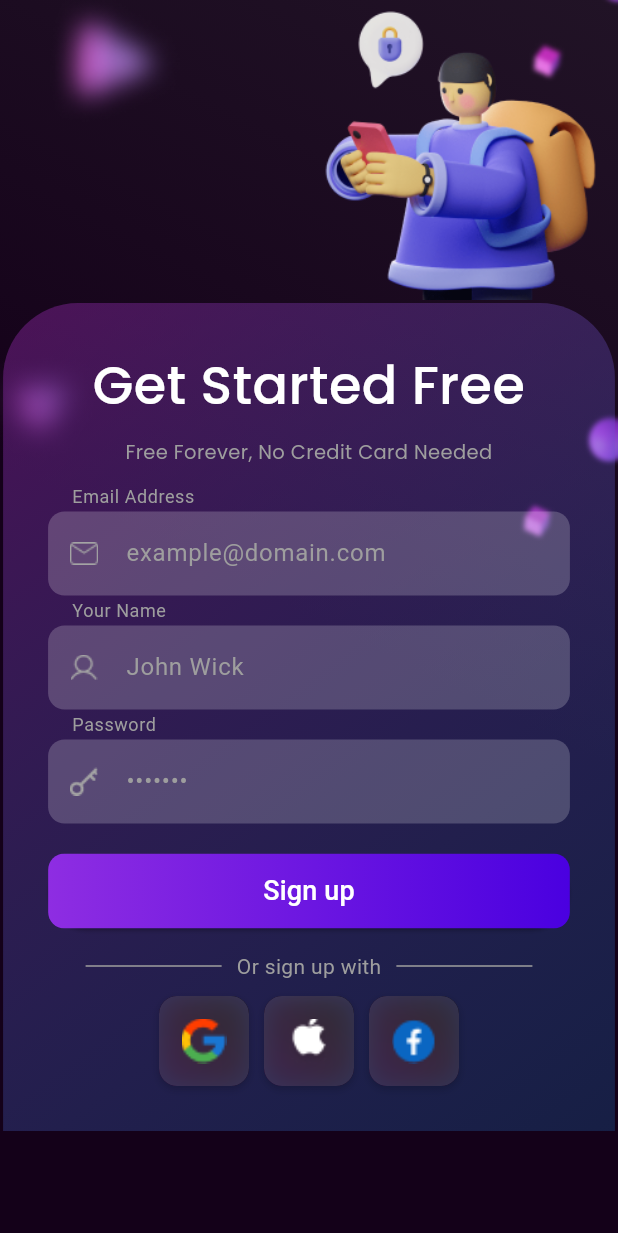
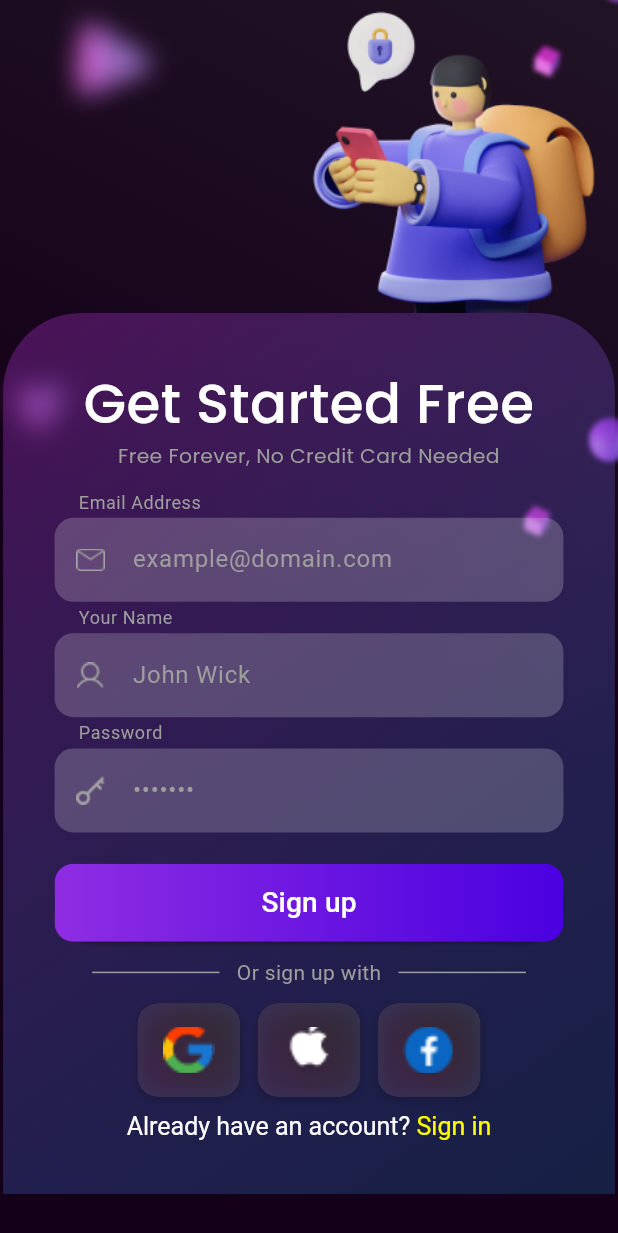
Before and after one commit to ameerhamxa1811/firebase_project_auth, a Flutter app: the SignupScreen screen opened directly, on a phone screen of 412 x 824 dp. Shown: the top 1233 px of the screen. Run offline on Flutter 3.47's test engine with Material 3 defaults, Android fonts, the phone set to English and light mode, and no system bars; our stand-ins replace cloud_firestore, firebase_auth, firebase_core, firebase_storage, flutter_screenutil, google_sign_in and 2 more; accounts and stored records are empty.

Commit message:
final changes

```diff
--- a/lib/presentation/signup_screen/provider/signup_provider.dart
+++ b/lib/presentation/signup_screen/provider/signup_provider.dart
@@ -10,6 +10,8 @@ import '../../login_screen/signin_screen.dart';
 class SignUpProvider extends ChangeNotifier {
   final LocalStorage _localStorage = LocalStorage();
   final FirebaseAuth _auth = FirebaseAuth.instance;
+
+  String get photoUrl => "";
 
   Future<String> signupUser({
     required String name,
@@ -57,7 +59,7 @@ class SignUpProvider extends ChangeNotifier {
         });
 
         // Save the user details in local storage
-        await _localStorage.saveUserDetails(name, email, userCredential.user!.uid);
+        await _localStorage.saveUserDetails(name, email, userCredential.user!.uid, photoUrl);
 
         // Show a snack bar with a message
         ScaffoldMessenger.of(context).showSnackBar(
--- a/lib/presentation/signup_screen/signup_screen.dart
+++ b/lib/presentation/signup_screen/signup_screen.dart
@@ -1,11 +1,14 @@
 import 'dart:ui';
 
+import 'package:flutter/gestures.dart';
 import 'package:flutter/material.dart';
+import 'package:flutter_screenutil/flutter_screenutil.dart';
 import 'package:provider/provider.dart';
 import '../../widgets/custom_button.dart';
 import '../../widgets/custom_textformfield.dart';
 import '../../widgets/customtextfield.dart';
 import '../../widgets/social_button_row.dart';
+import '../login_screen/provider/signin_provider.dart';
 import '../login_screen/signin_screen.dart';
 import '../signup_screen/provider/signup_provider.dart';
 
@@ -65,6 +68,9 @@ class _SignupScreenState extends State<SignupScreen> {
 
   @override
   Widget build(BuildContext context) {
+
+    final provider = Provider.of<SignInProvider>(context);
+
     return Padding(
       padding: EdgeInsets.only(
         bottom: MediaQuery.of(context).viewInsets.bottom,
@@ -105,11 +111,10 @@ class _SignupScreenState extends State<SignupScreen> {
                               Image.asset(
                                 'assets/images/sign_up_ilustration.png',
                                 fit: BoxFit.fill,
-                                height: 200,
+                                height: 200.h,
                               ),
                             ],
                           ),
-                          const SizedBox(height: 2),
                           // Form Container
                           Container(
                             width: MediaQuery.of(context).size.width * 0.99,
@@ -122,13 +127,13 @@ class _SignupScreenState extends State<SignupScreen> {
                                 begin: Alignment.topLeft,
                                 end: Alignment.bottomRight,
                               ),
-                              borderRadius: const BorderRadius.only(
-                                topLeft: Radius.circular(50),
-                                topRight: Radius.circular(50),
+                              borderRadius: BorderRadius.only(
+                                topLeft: Radius.circular(50.r),
+                                topRight: Radius.circular(50.r),
                               ),
                             ),
                             child: Padding(
-                              padding: const EdgeInsets.all(30.0),
+                              padding: const EdgeInsets.all(30.0).w,
                               child: Form(
                                 key: _formKey,
                                 child: Column(
@@ -139,31 +144,30 @@ class _SignupScreenState extends State<SignupScreen> {
                                       fontFamily: 'Poppins',
                                       fontWeight: FontWeight.w500,
                                       color: Colors.white,
-                                      fontSize: 35,
+                                      fontSize: 35.sp,
                                     ),
-                                    const SizedBox(height: 10),
                                     CustomTextField(
                                       text: 'Free Forever, No Credit Card Needed',
                                       fontFamily: 'Poppins',
                                       fontWeight: FontWeight.w400,
                                       color: Colors.grey,
-                                      fontSize: 13,
+                                      fontSize: 13.sp,
                                     ),
-                                    const SizedBox(height: 30),
+                                    SizedBox(height: 30.h),
                                     CustomTextFormField(
                                       label: 'Email Address',
                                       hintText: 'example@domain.com',
                                       iconPath: 'assets/images/mail_icon.png',
                                       controller: emailController,
                                     ),
-                                    const SizedBox(height: 20),
+                                    SizedBox(height: 20.h),
                                     CustomTextFormField(
                                       label: 'Your Name',
                                       hintText: 'John Wick',
                                       iconPath: 'assets/images/name_icon.png',
                                       controller: nameController,
                                     ),
-                                    const SizedBox(height: 20),
+                                    SizedBox(height: 20.h),
                                     CustomTextFormField(
                                       label: 'Password',
                                       hintText: '•••••••',
@@ -171,7 +175,7 @@ class _SignupScreenState extends State<SignupScreen> {
                                       obscureText: true,
                                       controller: passwordController,
                                     ),
-                                    const SizedBox(height: 20),
+                                    SizedBox(height: 20.h),
                                     isLoading
                                         ? const Center(
                                       child: CircularProgressIndicator(),
@@ -182,7 +186,7 @@ class _SignupScreenState extends State<SignupScreen> {
                                     ),
                                     if (errorMessage.isNotEmpty)
                                       Padding(
-                                        padding: const EdgeInsets.only(top: 10.0),
+                                        padding: const EdgeInsets.only(top: 10.0).r,
                                         child: Text(
                                           errorMessage,
                                           style: const TextStyle(
@@ -191,7 +195,7 @@ class _SignupScreenState extends State<SignupScreen> {
                                           ),
                                         ),
                                       ),
-                                    const SizedBox(height: 15),
+                                    SizedBox(height: 10.h),
                                     Row(
                                       children: [
                                         const Expanded(
@@ -201,12 +205,12 @@ class _SignupScreenState extends State<SignupScreen> {
                                             indent: 25,
                                           ),
                                         ),
-                                        const SizedBox(width: 10),
+                                        SizedBox(width: 10.w),
                                         const Text(
                                           'Or sign up with',
                                           style: TextStyle(color: Colors.grey),
                                         ),
-                                        const SizedBox(width: 10),
+                                        SizedBox(width: 10.w),
                                         const Expanded(
                                           child: Divider(
                                             color: Colors.grey,
@@ -216,12 +220,37 @@ class _SignupScreenState extends State<SignupScreen> {
                                         ),
                                       ],
                                     ),
-                                    const SizedBox(height: 10),
+                                    SizedBox(height: 10.h),
                                     SocialButtonRow(
-                                      onGooglePressed: () {},
+                                      onGooglePressed: () {
+                                        provider.signInWithGoogle(context);
+                                      },
                                       onApplePressed: () {},
                                       onFacebookPressed: () {},
                                     ),
+                                    SizedBox(height: 10.h,),
+                                    Center(
+                                        child: RichText(
+                                            text: TextSpan(
+                                                text: "Already have an account? ",
+                                                style: TextStyle(fontSize: 16.sp, color: Colors.white),
+                                                children: [
+                                                  TextSpan(
+                                                    text: 'Sign in',
+                                                    style: TextStyle(fontSize: 16.sp, color: Colors.yellowAccent),
+                                                    recognizer: TapGestureRecognizer()
+                                                      ..onTap = () {
+                                                        // Navigate to the SignupScreen
+                                                        Navigator.push(
+                                                          context,
+                                                          MaterialPageRoute(builder: (context) => SignInScreen()),
+                                                        );
+                                                      },
+                                                  )
+                                                ]
+                                            )
+                                        )
+                                    )
                                   ],
                                 ),
                               ),
--- a/lib/widgets/custom_button.dart
+++ b/lib/widgets/custom_button.dart
@@ -1,4 +1,5 @@
 import 'package:flutter/material.dart';
+import 'package:flutter_screenutil/flutter_screenutil.dart';
 
 class CustomButton extends StatelessWidget {
   final String text;
@@ -15,7 +16,7 @@ class CustomButton extends StatelessWidget {
         backgroundColor: Colors.transparent,
         padding: EdgeInsets.zero,
         shape: RoundedRectangleBorder(
-          borderRadius: BorderRadius.circular(25.0),
+          borderRadius: BorderRadius.circular(25.0).w,
         ),
       ),
       child: Ink(
@@ -25,12 +26,12 @@ class CustomButton extends StatelessWidget {
             begin: Alignment.centerLeft,
             end: Alignment.centerRight,
           ),
-          borderRadius: BorderRadius.circular(11.0),
+          borderRadius: BorderRadius.circular(11.0).w,
         ),
         child: Container(
-          padding: EdgeInsets.symmetric(vertical: 12),
+          padding: EdgeInsets.symmetric(vertical: 12).r,
           alignment: Alignment.center,
-          child: Text(text, style: TextStyle(color: Colors.white, fontSize: 18)),
+          child: Text(text, style: TextStyle(color: Colors.white, fontSize: 18.sp)),
         ),
       ),
     );
--- a/lib/widgets/custom_textformfield.dart
+++ b/lib/widgets/custom_textformfield.dart
@@ -1,4 +1,5 @@
 import 'package:flutter/material.dart';
+import 'package:flutter_screenutil/flutter_screenutil.dart';
 
 class CustomTextFormField extends StatelessWidget {
   final String label;
@@ -27,7 +28,7 @@ class CustomTextFormField extends StatelessWidget {
       onChanged: onChanged,
       decoration: InputDecoration(
         label: Padding(
-          padding: EdgeInsets.only(bottom: 25),
+          padding: EdgeInsets.only(bottom: 25).r,
           child: Text(label),
         ),
         labelStyle: const TextStyle(color: Colors.grey),
@@ -35,17 +36,17 @@ class CustomTextFormField extends StatelessWidget {
         hintText: hintText,
         hintStyle: const TextStyle(color: Colors.grey),
         prefixIcon: Padding(
-          padding: const EdgeInsets.all(10.0),
+          padding: const EdgeInsets.all(10.0).w,
           child: Image.asset(
             iconPath,
-            width: 20,
-            height: 20,
+            width: 20.w,
+            height: 20.h,
           ),
         ),
         filled: true,
         fillColor: const Color(0x33FFFFFF),
         border: OutlineInputBorder(
-          borderRadius: BorderRadius.circular(11.0),
+          borderRadius: BorderRadius.circular(11.0).w,
           borderSide: BorderSide.none,
         ),
       ),
--- a/lib/widgets/social_button_row.dart
+++ b/lib/widgets/social_button_row.dart
@@ -1,6 +1,7 @@
 import 'dart:ui';
 
 import 'package:flutter/material.dart';
+import 'package:flutter_screenutil/flutter_screenutil.dart';
 
 class SocialButtonRow extends StatelessWidget {
   final VoidCallback onGooglePressed;
@@ -23,12 +24,12 @@ class SocialButtonRow extends StatelessWidget {
           imagePath: 'assets/images/google_image.png',
           onPressed: onGooglePressed,
         ),
-        const SizedBox(width: 10),
+        SizedBox(width: 10.w),
         SocialButton(
           imagePath: 'assets/images/apple_image.png',
           onPressed: onApplePressed,
         ),
-        const SizedBox(width: 10),
+        SizedBox(width: 10.w),
         SocialButton(
           imagePath: 'assets/images/facebook_image.png',
           onPressed: onFacebookPressed,
@@ -49,37 +50,37 @@ class SocialButton extends StatelessWidget {
     return GestureDetector(
       onTap: onPressed,
       child: Container(
-        width: 60,
-        height: 60,
+        width: 60.w,
+        height: 60.h,
         decoration: BoxDecoration(
           gradient: LinearGradient(
             begin: Alignment.topRight,
             end: Alignment.bottomLeft,
             colors: [Color(0xFF181419), Color(0xFF2b0a37)],
           ),
-          borderRadius: BorderRadius.circular(12),
+          borderRadius: BorderRadius.circular(12).w,
           boxShadow: [
             BoxShadow(
               color: Colors.black.withOpacity(0.2),
-              blurRadius: 4,
+              blurRadius: 4.r,
               offset: const Offset(0, 2),
             ),
           ],
         ),
         child: ClipRRect(
-          borderRadius: BorderRadius.circular(12.0),
+          borderRadius: BorderRadius.circular(12.0).w,
           child: BackdropFilter(
             filter: ImageFilter.blur(sigmaX: 10.0, sigmaY: 10.0),
             child: Container(
               decoration: BoxDecoration(
                 color: Colors.white.withOpacity(0.1),
-                borderRadius: BorderRadius.circular(12.0),
+                borderRadius: BorderRadius.circular(12.0).w,
               ),
               child: Center(
                 child: Image.asset(
                   imagePath,
-                  width: 30,
-                  height: 30,
+                  width: 30.w,
+                  height: 30.h,
                   fit: BoxFit.cover,
                 ),
               ),
--- a/pubspec.yaml
+++ b/pubspec.yaml
@@ -42,6 +42,7 @@ dependencies:
   image_picker: ^1.1.2
   shared_preferences: ^2.4.0
   google_sign_in: ^6.2.2
+  flutter_screenutil: ^5.9.3
 
 dev_dependencies:
   flutter_test:
```
Also changed, not shown: lib/core/utils/local_storage.dart (+10 -6 lines), lib/main.dart (+11 -3 lines), lib/presentation/home_screen/home_screen.dart (deleted, +0 -70 lines), lib/presentation/home_screen/profile_screen.dart (added, +318 -0 lines), lib/presentation/login_screen/provider/signin_provider.dart (+66 -41 lines), lib/presentation/login_screen/signin_screen.dart (+54 -34 lines), assets/images/login_Illustration.png, pubspec.lock, 1 other file.
